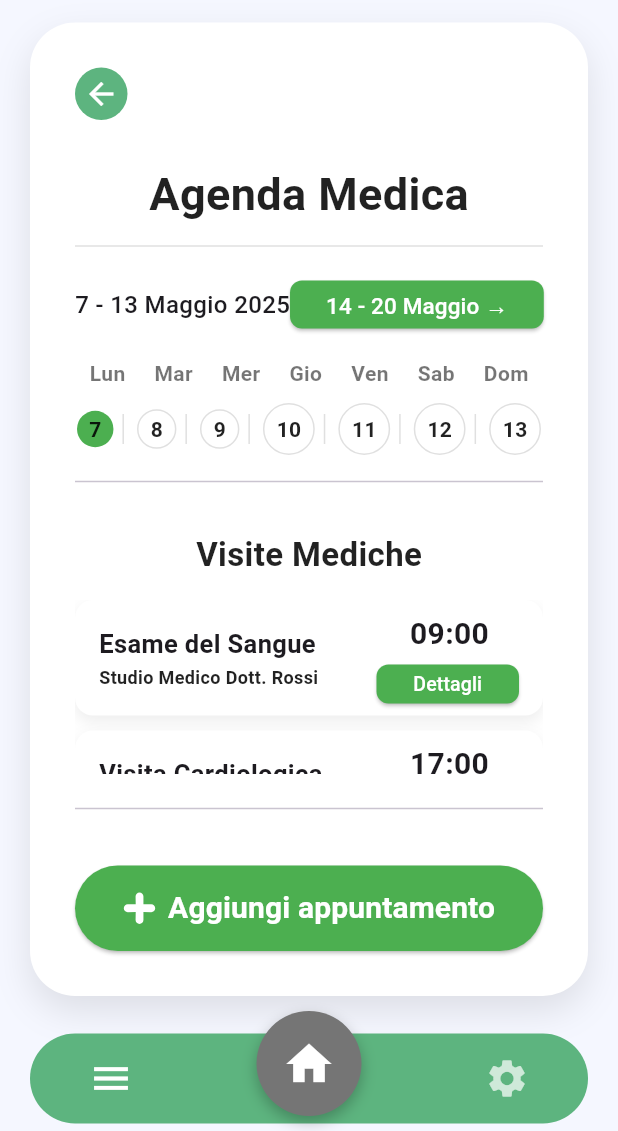
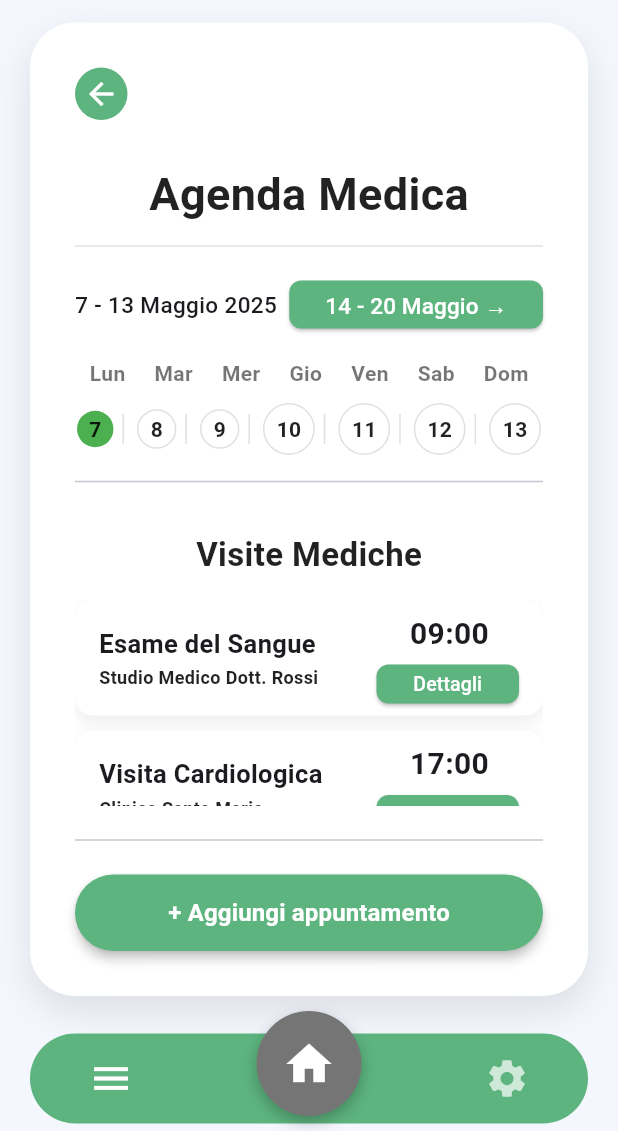
Before and after one commit to Lucacpt/WellYess, a Flutter app: the MedDiaryPage widget shown alone on an empty page, opened directly, on a phone screen of 412 x 824 dp, the part 105-1236 px from its top. Run offline on Flutter 3.47's test engine with Material 3 defaults, Android fonts, the phone set to English and light mode, and no system bars; our stand-ins replace fl_chart, flutter_svg.

Commit message:
fix widget import in agenda medica

```diff
--- a/wellyess/lib/screens/med_diary.dart
+++ b/wellyess/lib/screens/med_diary.dart
@@ -1,8 +1,8 @@
 import 'package:flutter/material.dart';
-import 'package:flutter_svg/flutter_svg.dart';
 import '../widgets/base_layout.dart';
 import '../widgets/custom_button.dart';
 import 'dettagli_visita.dart';
+import '../widgets/custom_main_button.dart';
 
 class MedDiaryPage extends StatefulWidget {
   const MedDiaryPage({super.key});
@@ -62,13 +62,13 @@ class _MedDiaryPageState extends State<MedDiaryPage> {
             children: [
               const Text(
                 '7 - 13 Maggio 2025',
-                style: TextStyle(fontSize: 16, fontWeight: FontWeight.w500),
+                style: TextStyle(fontSize: 15, fontWeight: FontWeight.w500),
               ),
               SizedBox(
                 height: 32,
                 child: CustomButton(
                   text: '14 - 20 Maggio →',
-                  color: _primaryColor,
+                  color: Color(0xFF5DB47F),  // puoi cambiare il colore come preferisci
                   fontSize: 15,
                   onPressed: () {},
                 ),
@@ -105,45 +105,15 @@ class _MedDiaryPageState extends State<MedDiaryPage> {
 
           const Divider(),
 
-          const SizedBox(height: 30),
+          const SizedBox(height: 15),
 
-          SizedBox(
-            width: double.infinity,
-            child: ElevatedButton(
-              style: ElevatedButton.styleFrom(
-                backgroundColor: _primaryColor,
-                padding: const EdgeInsets.symmetric(vertical: 14),
-                shape: RoundedRectangleBorder(
-                  borderRadius: BorderRadius.circular(30),
-                ),
-              ),
-              onPressed: () {},
-              child: Row(
-                mainAxisAlignment: MainAxisAlignment.center,
-                children: [
-                  Padding(
-                    padding: const EdgeInsets.only(right: 8.0),
-                    child: SizedBox(
-                      height: 22,
-                      width: 22,
-                      child: SvgPicture.asset(
-                        'assets/icons/add_icon.svg',
-                        colorFilter: ColorFilter.mode(Colors.white, BlendMode.srcIn),
-                      ),
-                    ),
-                  ),
-                  const Text(
-                    'Aggiungi appuntamento',
-                    style: TextStyle(
-                      color: Colors.white,
-                      fontSize: 20,
-                      fontWeight: FontWeight.bold,
-                    ),
-                  ),
-                ],
-              ),
+          CustomMainButton(
+              text: '+ Aggiungi appuntamento',
+              color: const Color(0xFF5DB47F),
+              onTap: () {
+                // TODO: implementa la funzione
+              },
             ),
-          ),
         ],
       ),
     );
@@ -278,6 +248,8 @@ class _MedDiaryPageState extends State<MedDiaryPage> {
                   width: 95,
                   child: CustomButton(
                     text: 'Dettagli',
+                    color: Color(0xFF5DB47F),  // puoi cambiare il colore come preferisci
+
                     onPressed: () {
                       Navigator.push(
                         context,
@@ -288,7 +260,6 @@ class _MedDiaryPageState extends State<MedDiaryPage> {
                         ),
                       );
                     },
-                    color: _primaryColor,
                     fontSize: 13,
                   ),
                 ),
```
